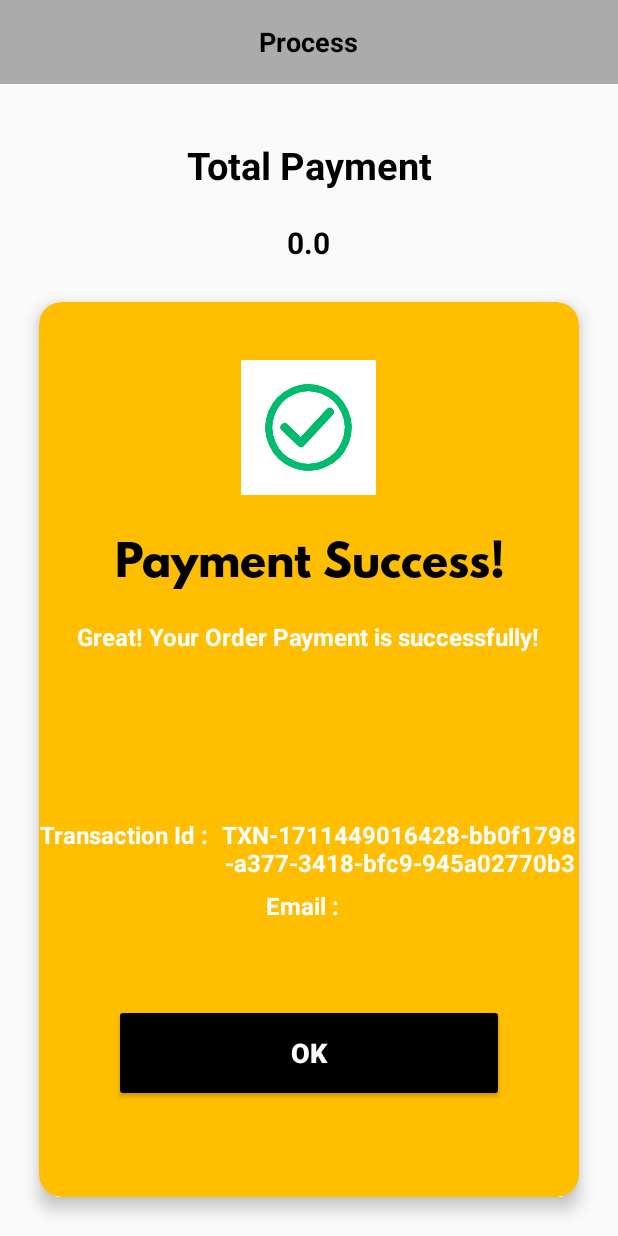
After one commit to virajv5/SDP_WORKING, an Android app: the ProcessPaymentActivity screen opened directly, with no data from a screen before it, on a phone screen of 412 x 824 dp. The commit adds this screen. Run offline under Robolectric (Android 15) with nearby library versions, the phone set to English and light mode, and no system bars; our stand-ins replace sdp/ssp sizes.

Commit message:
Added Success Page on Payment Success

```diff
--- a/app/build.gradle
+++ b/app/build.gradle
@@ -4,7 +4,7 @@ plugins {
 }
 
 android {
-    compileSdk 32
+    compileSdk 34
 
     defaultConfig {
         applicationId "com.maliba.diwalibaa.supermarketcheckouter"
@@ -30,6 +30,7 @@ android {
         sourceCompatibility JavaVersion.VERSION_1_8
         targetCompatibility JavaVersion.VERSION_1_8
     }
+    namespace 'com.ddit.project.supermarketcheckouter'
 }
 
 dependencies {
--- /dev/null
+++ b/app/src/main/java/com/ddit/project/supermarketcheckouter/ProcessPaymentActivity.java
@@ -0,0 +1,57 @@
+package com.ddit.project.supermarketcheckouter;
+
+import android.content.Intent;
+import android.os.Bundle;
+import android.view.View;
+import android.widget.Button;
+import android.widget.TextView;
+
+import androidx.annotation.Nullable;
+import androidx.appcompat.app.AppCompatActivity;
+
+import java.util.UUID;
+
+public class ProcessPaymentActivity extends AppCompatActivity {
+
+    @Override
+    protected void onCreate(Bundle savedInstanceState) {
+        super.onCreate(savedInstanceState);
+        setContentView(R.layout.activity_process_payment);
+
+        // Retrieve user information from Intent extras
+        String userEmail = getIntent().getStringExtra("userEmail");
+        String dateTime = getIntent().getStringExtra("dateTime");
+        float totalAmount = getIntent().getFloatExtra("totalAmount", 0);
+        String transactionId = generateTransactionId();
+
+        // Find TextView to display transaction ID
+        TextView transactionIdTextView = findViewById(R.id.tranID);
+        TextView emailTextView = findViewById(R.id.tranemail);
+        TextView dateTextView = findViewById(R.id.date);
+        TextView totalAmountTextView = findViewById(R.id.bill_title);
+
+        // Set user information to TextViews
+        transactionIdTextView.setText(transactionId);
+        emailTextView.setText(userEmail);
+        dateTextView.setText(dateTime);
+        totalAmountTextView.setText(String.valueOf(totalAmount));
+
+        Button okButton = findViewById(R.id.okbtn);
+        okButton.setOnClickListener(new View.OnClickListener() {
+            @Override
+            public void onClick(View v) {
+                // Redirect to the homepage
+                Intent intent = new Intent(ProcessPaymentActivity.this, HomeActivity.class);
+                intent.addFlags(Intent.FLAG_ACTIVITY_CLEAR_TOP | Intent.FLAG_ACTIVITY_NEW_TASK);
+                startActivity(intent);
+                finish(); // Finish the current activity
+            }
+        });
+
+    }
+    private String generateTransactionId() {
+        long timestamp = System.currentTimeMillis();
+        String uniqueId = UUID.randomUUID().toString();
+        return "TXN-" + timestamp + "-" + uniqueId;
+    }
+}
--- a/app/src/main/res/layout/activity_process_payment.xml
+++ b/app/src/main/res/layout/activity_process_payment.xml
@@ -160,7 +160,6 @@
                     android:layout_width="wrap_content"
                     android:layout_height="wrap_content"
                     android:layout_marginTop="10dp"
-                    android:text="ODRD151515151515"
                     android:textAlignment="center"
                     android:textColor="@color/white"
                     android:textSize="16sp"
--- a/gradle.properties
+++ b/gradle.properties
@@ -17,3 +17,6 @@ org.gradle.jvmargs=-Xmx2048m -Dfile.encoding=UTF-8
 android.useAndroidX=true
 # Automatically convert third-party libraries to use AndroidX
 android.enableJetifier=true
+android.defaults.buildfeatures.buildconfig=true
+android.nonTransitiveRClass=false
+android.nonFinalResIds=false
```
Also changed, not shown: app/src/main/AndroidManifest.xml (+3 -4 lines), app/src/main/java/com/ddit/project/supermarketcheckouter/User_CheckOutActivity.java (+13 -2 lines), build.gradle (+5 -5 lines), gradle/wrapper/gradle-wrapper.properties.
